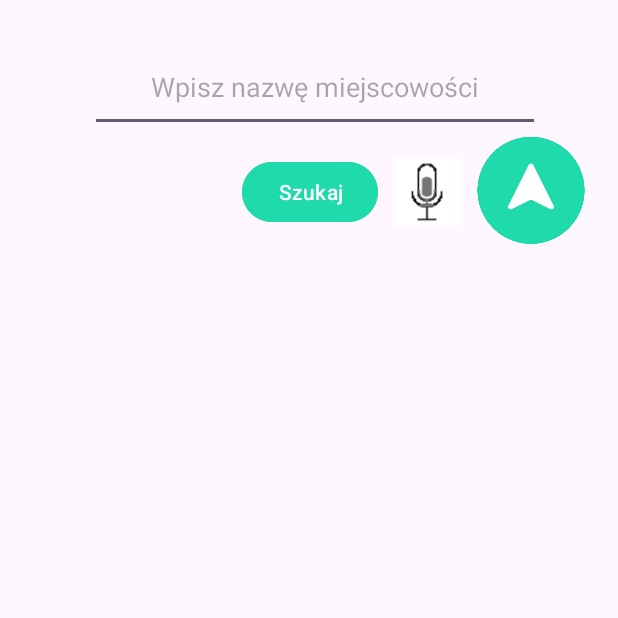
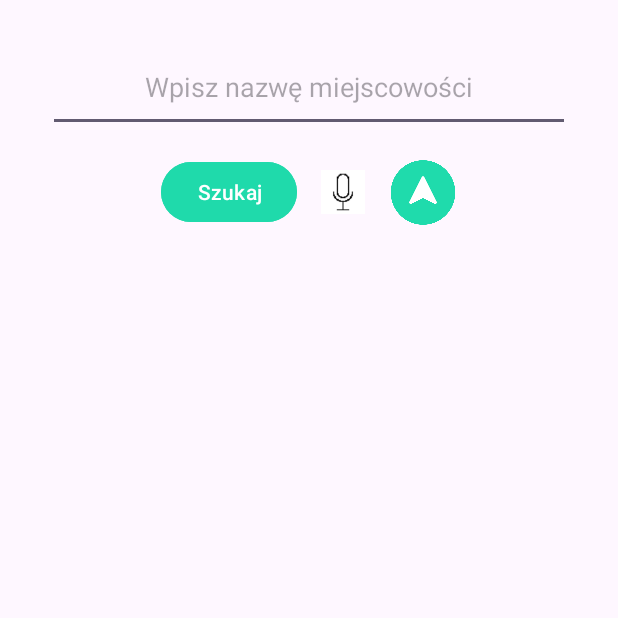
Before and after one commit to freshuno/MobileWeatherApplication, an Android app: the screen it shows after launch (MainActivity), on a phone screen of 412 x 824 dp, the top half of it. Run offline under Robolectric (Android 15) with nearby library versions, the phone set to English and light mode, and no system bars; our stand-ins replace Volley; libraries missing offline, so code that uses them is left out: com.google.mlkit.nl.

Commit message:
Some fixes

```diff
--- a/app/src/main/res/layout/activity_main.xml
+++ b/app/src/main/res/layout/activity_main.xml
@@ -10,43 +10,44 @@
 
     <EditText
         android:id="@+id/editText1"
-        android:layout_width="300dp"
+        android:layout_width="0dp"
         android:layout_height="60dp"
         android:layout_marginTop="28dp"
-        android:layout_marginEnd="52dp"
+        android:layout_marginStart="32dp"
+        android:layout_marginEnd="32dp"
         android:ems="10"
         android:hint="Wpisz nazwę miejscowości"
         android:inputType="text"
         android:textAlignment="center"
         android:visibility="visible"
         app:layout_constraintEnd_toEndOf="parent"
+        app:layout_constraintStart_toStartOf="parent"
         app:layout_constraintTop_toTopOf="parent" />
 
     <ImageView
         android:id="@+id/voiceButton"
         android:layout_width="45dp"
         android:layout_height="45dp"
-        android:src="@android:drawable/ic_btn_speak_now"
-        android:background="@drawable/micro"
+        android:src="@drawable/micro"
         android:padding="8dp"
-        android:layout_marginStart="10dp"
+        android:layout_marginStart="8dp"
         android:contentDescription="Voice search"
+        app:layout_constraintStart_toEndOf="@+id/searchView2"
+        app:layout_constraintEnd_toStartOf="@+id/currentLocation"
         app:layout_constraintTop_toTopOf="@+id/searchView2"
-        app:layout_constraintBottom_toBottomOf="@+id/searchView2"
-        app:layout_constraintStart_toEndOf="@+id/searchView2"/>
+        app:layout_constraintBottom_toBottomOf="@+id/searchView2"/>
 
     <Button
         android:id="@+id/searchView2"
         android:layout_width="wrap_content"
         android:layout_height="wrap_content"
-        android:layout_marginStart="161dp"
         android:layout_marginTop="16dp"
-        android:layout_marginEnd="160dp"
         android:backgroundTint="#FF1FDAAB"
         android:onClick="getWeather"
         android:text="Szukaj"
-        app:layout_constraintEnd_toEndOf="parent"
+        app:layout_constraintHorizontal_chainStyle="packed"
         app:layout_constraintStart_toStartOf="parent"
+        app:layout_constraintEnd_toStartOf="@+id/voiceButton"
         app:layout_constraintTop_toBottomOf="@+id/editText1" />
 
     <TextView
@@ -283,13 +284,14 @@
 
     <ImageView
         android:id="@+id/currentLocation"
-        android:layout_width="76dp"
-        android:layout_height="75dp"
-        android:layout_marginStart="64dp"
-        android:layout_marginBottom="12dp"
-        app:layout_constraintBottom_toTopOf="@+id/weatherInfo"
-        app:layout_constraintStart_toEndOf="@+id/searchView2"
-        app:srcCompat="@drawable/localization" />
+        android:layout_width="45dp"
+        android:layout_height="45dp"
+        android:layout_marginStart="8dp"
+        app:srcCompat="@drawable/localization"
+        app:layout_constraintStart_toEndOf="@+id/voiceButton"
+        app:layout_constraintEnd_toEndOf="parent"
+        app:layout_constraintTop_toTopOf="@+id/searchView2"
+        app:layout_constraintBottom_toBottomOf="@+id/searchView2"/>
 
     <androidx.constraintlayout.widget.ConstraintLayout
         android:id="@+id/weatherInfoDetails"
```
Also changed, not shown: app/src/main/java/pl/example/weatherforecastapp/MainActivity.java (+52 -19 lines).
